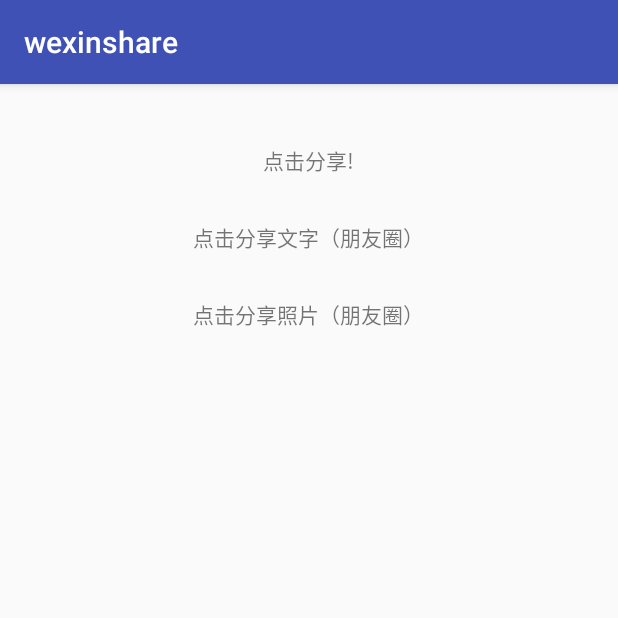
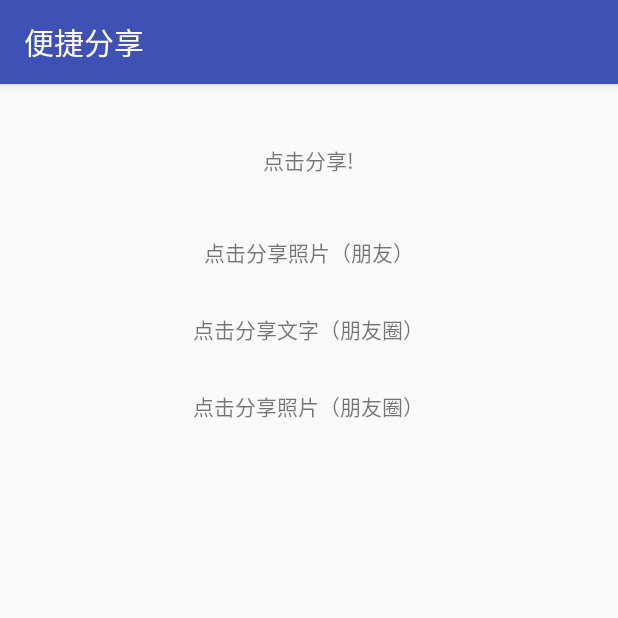
Before and after one commit to JakeRain/sportshare, an Android app: the screen it shows after launch (MainActivity), after a tap on "点击分享!", on a phone screen of 412 x 824 dp, the top half of it. Run offline under Robolectric (Android 15) with nearby library versions, the phone set to English and light mode, and no system bars; libraries missing offline, so code that uses them is left out: com.umeng.analytics, com.umeng.commonsdk, com.umeng.socialize; 7 statements that could not run were skipped.

```diff
--- a/app/src/main/AndroidManifest.xml
+++ b/app/src/main/AndroidManifest.xml
@@ -15,9 +15,9 @@
     <application
         android:name=".MyApplication"
         android:allowBackup="true"
-        android:icon="@mipmap/ic_launcher"
+        android:icon="@mipmap/share"
         android:label="@string/app_name"
-        android:roundIcon="@mipmap/ic_launcher_round"
+        android:roundIcon="@mipmap/share"
         android:supportsRtl="true"
         android:theme="@style/AppTheme">
         <activity android:name=".MainActivity">
--- a/app/src/main/java/com/example/zy/wexinshare/MainActivity.java
+++ b/app/src/main/java/com/example/zy/wexinshare/MainActivity.java
@@ -23,7 +23,8 @@ public class MainActivity extends AppCompatActivity implements View.OnClickListe
     private TextView mTvShare;
     private TextView mTvShareText;
     private TextView mTvShareImg;
-    private UMImage thumb,thumb1,thumb2;
+    private TextView mTvShareImgWeixin;
+    private UMImage thumb;
     String iamge_url = "https://hbimg.b0.upaiyun.com/b3b8b5a85bdb328fd14cc1c2e93f07d911ed315b2f784-SPCBAH_fw658";
 
 
@@ -42,23 +43,19 @@ public class MainActivity extends AppCompatActivity implements View.OnClickListe
             String[] mPermissionList = new String[]{Manifest.permission.WRITE_EXTERNAL_STORAGE,Manifest.permission.ACCESS_FINE_LOCATION,Manifest.permission.CALL_PHONE,Manifest.permission.READ_LOGS,Manifest.permission.READ_PHONE_STATE, Manifest.permission.READ_EXTERNAL_STORAGE,Manifest.permission.SET_DEBUG_APP,Manifest.permission.SYSTEM_ALERT_WINDOW,Manifest.permission.GET_ACCOUNTS,Manifest.permission.WRITE_APN_SETTINGS};
             ActivityCompat.requestPermissions(this,mPermissionList,123);
         }
-        thumb =  new UMImage(this, R.mipmap.girl);
+        thumb =  new UMImage(this, R.mipmap.ic_girl);
         thumb.setThumb(new UMImage(this, R.mipmap.share));
-        thumb1 =  new UMImage(this, R.mipmap.girl1);
-        thumb1.setThumb(new UMImage(this, R.mipmap.share));
-        thumb2 =  new UMImage(this, R.mipmap.girl2);
-        thumb2.setThumb(new UMImage(this, R.mipmap.share));
-
-
 
     }
     private void initView() {
         mTvShare = findViewById(R.id.tv_share);
         mTvShareText = findViewById(R.id.tv_share_text);
         mTvShareImg = findViewById(R.id.tv_share_img);
+        mTvShareImgWeixin = findViewById(R.id.tv_share_img_weixin);
         mTvShare.setOnClickListener(this);
         mTvShareText.setOnClickListener(this);
         mTvShareImg.setOnClickListener(this);
+        mTvShareImgWeixin.setOnClickListener(this);
 
     }
     @Override
@@ -68,6 +65,11 @@ public class MainActivity extends AppCompatActivity implements View.OnClickListe
                 new ShareAction(MainActivity.this).withText("hello")
                         .setDisplayList(SHARE_MEDIA.WEIXIN,SHARE_MEDIA.WEIXIN_CIRCLE)
                         .setCallback(umShareListener).open();
+                break;
+            case R.id.tv_share_img_weixin:
+                new ShareAction(MainActivity.this).withMedia(thumb)
+                        .setPlatform(SHARE_MEDIA.WEIXIN)
+                        .setCallback(umShareListener).share();
                 break;
             case R.id.tv_share_text:
                 new ShareAction(MainActivity.this).withText("来自weishare的分享")
--- a/app/src/main/res/layout/activity_main.xml
+++ b/app/src/main/res/layout/activity_main.xml
@@ -15,6 +15,13 @@
         android:layout_marginTop="40dp"
         android:text="点击分享!" />
     <TextView
+        android:id="@+id/tv_share_img_weixin"
+        android:layout_width="wrap_content"
+        android:layout_height="wrap_content"
+        android:layout_gravity="center_horizontal"
+        android:layout_marginTop="40dp"
+        android:text="点击分享照片（朋友）" />
+    <TextView
         android:id="@+id/tv_share_text"
         android:layout_width="wrap_content"
         android:layout_height="wrap_content"
--- a/app/src/main/res/values/strings.xml
+++ b/app/src/main/res/values/strings.xml
@@ -1,3 +1,3 @@
 <resources>
-    <string name="app_name">wexinshare</string>
+    <string name="app_name">便捷分享</string>
 </resources>
```
Also changed, not shown: app/build.gradle (+27 -0 lines), app/src/main/res/mipmap-xhdpi/girl.png (deleted), app/src/main/res/mipmap-xhdpi/girl1.png (deleted), app/src/main/res/mipmap-xhdpi/girl2.png (deleted), app/src/main/res/mipmap-xhdpi/ic_girl.png (added).
